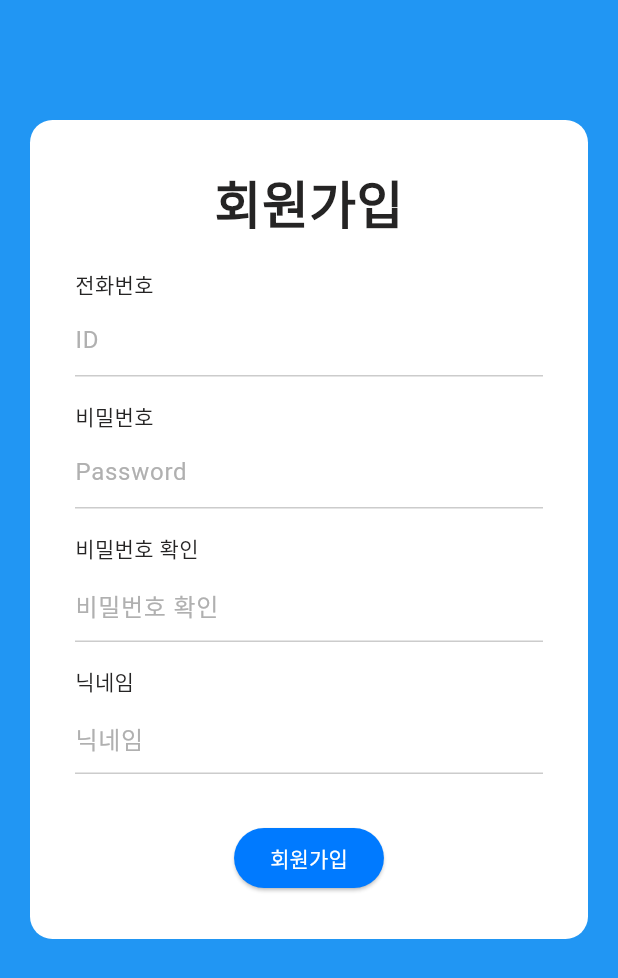
After one commit to footgrammer/wanna_exercise_app, a Flutter app: the screen it shows after launch, after a tap on "Sign Up", on a phone screen of 412 x 824 dp. The commit adds this screen. Shown: the top 978 px of the screen. Run offline on Flutter 3.47's test engine with Material 3 defaults, Android fonts, the phone set to English and light mode, and no system bars; our stand-ins replace cloud_firestore, firebase_auth, firebase_core, flutter_riverpod; missing offline and left inert: flutter_naver_map; accounts and stored records are empty.

Commit message:
feat: 회원가입 페이지 레이아웃 구현

```diff
--- /dev/null
+++ b/lib/core/on_submitted_func.dart
@@ -0,0 +1,7 @@
+import 'package:flutter/material.dart';
+
+class onSubmittedFunc {
+  static void moveFocusToNext(BuildContext context, FocusNode nextFocus) {
+    FocusScope.of(context).requestFocus(nextFocus);
+  }
+}
--- a/lib/main.dart
+++ b/lib/main.dart
@@ -3,6 +3,7 @@ import 'package:flutter/material.dart';
 import 'package:flutter_naver_map/flutter_naver_map.dart';
 import 'package:flutter_riverpod/flutter_riverpod.dart';
 import 'package:wanna_exercise_app/firebase_options.dart';
+import 'package:wanna_exercise_app/pages/login/login_page.dart';
 import 'package:wanna_exercise_app/themes/light_theme.dart';
 import 'package:wanna_exercise_app/pages/home/home_page.dart';
 
@@ -26,7 +27,8 @@ class MyApp extends StatelessWidget {
     return MaterialApp(
       title: 'Wanna Exercise App',
       theme: appTheme,
-      home: HomePage(),
+      // home: HomePage(),
+      home: LoginPage(),
     );
   }
 }
--- a/lib/pages/login/login_page.dart
+++ b/lib/pages/login/login_page.dart
@@ -1,16 +1,18 @@
 import 'package:flutter/material.dart';
 import 'package:flutter_riverpod/flutter_riverpod.dart';
+import 'package:wanna_exercise_app/core/on_submitted_func.dart';
 import 'package:wanna_exercise_app/pages/login/login_view_model.dart';
-import 'package:wanna_exercise_app/pages/login/widgets/id_text_form_field.dart';
-import 'package:wanna_exercise_app/pages/login/widgets/pw_text_form_field.dart';
+import 'package:wanna_exercise_app/pages/register/register_page.dart';
+import 'package:wanna_exercise_app/pages/widgets/id_text_form_field.dart';
+import 'package:wanna_exercise_app/pages/widgets/pw_text_form_field.dart';
 import 'package:wanna_exercise_app/core/validator_login.dart';
 
-class LoginPage extends StatefulWidget {
+class LoginPage extends ConsumerStatefulWidget {
   @override
-  State<LoginPage> createState() => _LoginPageState();
+  ConsumerState<LoginPage> createState() => _LoginPageState();
 }
 
-class _LoginPageState extends State<LoginPage> {
+class _LoginPageState extends ConsumerState<LoginPage> {
   final phoneController = TextEditingController();
   final pwController = TextEditingController();
 
@@ -60,8 +62,9 @@ class _LoginPageState extends State<LoginPage> {
                               fontWeight: FontWeight.bold,
                             ),
                           ),
-                          SizedBox(height: 10),
-                          Row(
+                          SizedBox(
+                            height: 50,
+                            child: Row(
                               mainAxisAlignment: MainAxisAlignment.center,
                               children: [
                                 Text(
@@ -72,7 +75,22 @@ class _LoginPageState extends State<LoginPage> {
                                   ),
                                 ),
                                 SizedBox(width: 8),
-                              Text(
+                                GestureDetector(
+                                  onTap: () {
+                                    Navigator.push(
+                                      context,
+                                      MaterialPageRoute(
+                                        builder: (context) {
+                                          return RegisterPage();
+                                        },
+                                      ),
+                                    );
+                                  },
+                                  child: Container(
+                                    alignment: Alignment.center,
+                                    height: 50,
+                                    color: Colors.transparent,
+                                    child: Text(
                                       "Sign Up",
                                       style: TextStyle(
                                         fontSize: 13,
@@ -80,15 +98,22 @@ class _LoginPageState extends State<LoginPage> {
                                         fontWeight: FontWeight.bold,
                                       ),
                                     ),
+                                  ),
+                                ),
                               ],
                             ),
-                          SizedBox(height: 20),
+                          ),
                           Row(children: [Text('ID'), Spacer()]),
                           SizedBox(height: 4),
                           PhoneTextFormField(
                             phoneController: phoneController,
                             nextFocus: pwFocusNode,
                             validator: validatorLogin,
+                            onSubmittedFunction:
+                                () => onSubmittedFunc.moveFocusToNext(
+                                  context,
+                                  pwFocusNode,
+                                ),
                           ),
                           SizedBox(height: 16),
                           Row(children: [Text('Password'), Spacer()]),
@@ -96,38 +121,14 @@ class _LoginPageState extends State<LoginPage> {
                           PwTextFormField(
                             pwController: pwController,
                             focus: pwFocusNode,
+                            nextFocus: null,
                             validator: validatorLogin,
+                            onSubmittedFunction: handleLogin,
                           ),
                           SizedBox(height: 32),
-                          Consumer(
-                            builder: (
-                              BuildContext context,
-                              WidgetRef ref,
-                              Widget? child,
-                            ) {
-                              return ElevatedButton(
-                                onPressed: () async {
-                                  final credential = await ref
-                                      .read(loginViewModelProvider)
-                                      .login(
-                                        phone: phoneController.text,
-                                        password: pwController.text,
-                                      );
-
-                                  if (credential != null &&
-                                      credential.user != null) {
-                                    // TODO: 페이지 이동
-                                    print(
-                                      "로그인 성공! 유저 UID: ${credential.user!.uid}",
-                                    );
-                                  } else {
-                                    // TODO: 스낵바 출력
-                                    print("로그인 실패");
-                                  }
-                                },
+                          ElevatedButton(
+                            onPressed: handleLogin,
                             child: Text('Log in'),
-                              );
-                            },
                           ),
                         ],
                       ),
@@ -141,4 +142,21 @@ class _LoginPageState extends State<LoginPage> {
       ),
     );
   }
+
+  Future<void> handleLogin() async {
+    if (!formKey.currentState!.validate()) {
+      return;
     }
+    final credential = await ref
+        .read(loginViewModelProvider)
+        .login(phone: phoneController.text, password: pwController.text);
+
+    if (credential != null && credential.user != null) {
+      // TODO: 페이지 이동
+      print("로그인 성공! 유저 UID: ${credential.user!.uid}");
+    } else {
+      // TODO: 스낵바 출력
+      print("로그인 실패");
+    }
+  }
+}
--- a/lib/pages/login/login_view_model.dart
+++ b/lib/pages/login/login_view_model.dart
@@ -3,6 +3,9 @@ import 'package:firebase_auth/firebase_auth.dart' as fb_auth;
 import 'package:flutter_riverpod/flutter_riverpod.dart';
 import 'package:wanna_exercise_app/data/models/user.dart';
 import 'package:wanna_exercise_app/data/repositories/auth_repository.dart';
+
+// TODO: login_view_model 대신 auth_view_model 사용
+// 본 파일 내용 모두 옮기기, 파일 삭제
 
 class LoginViewModel {
   final AuthRepository authRepo;
@@ -14,7 +17,6 @@ class LoginViewModel {
     required String password,
   }) async {
     final user = User(phone: phone, password: password);
-
     try {
       return await authRepo.login(user);
     } catch (e) {
--- /dev/null
+++ b/lib/pages/register/register_page.dart
@@ -0,0 +1,141 @@
+import 'package:flutter/material.dart';
+import 'package:wanna_exercise_app/core/on_submitted_func.dart';
+import 'package:wanna_exercise_app/core/validator_login.dart';
+import 'package:wanna_exercise_app/pages/widgets/id_text_form_field.dart';
+import 'package:wanna_exercise_app/pages/widgets/nickname_text_form_field.dart';
+import 'package:wanna_exercise_app/pages/widgets/pw_check_text_form_field.dart';
+import 'package:wanna_exercise_app/pages/widgets/pw_text_form_field.dart';
+
+class RegisterPage extends StatefulWidget {
+  @override
+  State<RegisterPage> createState() => _RegisterPageState();
+}
+
+class _RegisterPageState extends State<RegisterPage> {
+  final phoneController = TextEditingController();
+  final pwController = TextEditingController();
+  final pwCkController = TextEditingController();
+  final nicknameController = TextEditingController();
+  final formKey = GlobalKey<FormState>();
+
+  final pwFocusNode = FocusNode(); // pw로 포커스 옮겨줄 때
+  final pwCkFocusNode = FocusNode(); // pw check로 포커스 옮겨줄 때
+  final nicknameFocusNode = FocusNode(); // nickname으로 포커스 옮겨줄 때
+
+  @override
+  void dispose() {
+    pwFocusNode.dispose();
+    pwCkFocusNode.dispose();
+    nicknameFocusNode.dispose();
+
+    phoneController.dispose();
+    pwController.dispose();
+    pwCkController.dispose();
+    nicknameController.dispose();
+    super.dispose();
+  }
+
+  @override
+  Widget build(BuildContext context) {
+    return GestureDetector(
+      onTap: () {
+        FocusScope.of(context).unfocus();
+      },
+      child: Scaffold(
+        backgroundColor: Colors.blue,
+        body: Form(
+          key: formKey,
+          child: Padding(
+            padding: const EdgeInsets.symmetric(horizontal: 20),
+            child: ListView(
+              children: [
+                SizedBox(height: 80),
+                Container(
+                  padding: EdgeInsets.all(30),
+                  decoration: BoxDecoration(
+                    borderRadius: BorderRadius.circular(15),
+                    color: Colors.white,
+                  ),
+                  width: double.infinity,
+                  child: Column(
+                    mainAxisSize: MainAxisSize.min,
+                    children: [
+                      Column(
+                        children: [
+                          Text(
+                            '회원가입',
+                            style: TextStyle(
+                              fontSize: 34,
+                              fontWeight: FontWeight.bold,
+                            ),
+                          ),
+
+                          SizedBox(height: 20),
+                          Row(children: [Text('전화번호'), Spacer()]),
+                          SizedBox(height: 4),
+                          PhoneTextFormField(
+                            phoneController: phoneController,
+                            nextFocus: pwFocusNode,
+                            validator: ValidatorLogin(),
+                            onSubmittedFunction:
+                                () => onSubmittedFunc.moveFocusToNext(
+                                  context,
+                                  pwFocusNode,
+                                ),
+                          ),
+                          SizedBox(height: 16),
+                          Row(children: [Text('비밀번호'), Spacer()]),
+                          SizedBox(height: 4),
+                          PwTextFormField(
+                            pwController: pwController,
+                            focus: pwFocusNode,
+                            nextFocus: pwCkFocusNode,
+                            validator: ValidatorLogin(),
+                            onSubmittedFunction:
+                                () => onSubmittedFunc.moveFocusToNext(
+                                  context,
+                                  pwCkFocusNode,
+                                ),
+                          ),
+                          SizedBox(height: 16),
+                          Row(children: [Text('비밀번호 확인'), Spacer()]),
+                          SizedBox(height: 4),
+                          PwCheckTextFormField(
+                            pwCkController: pwCkController,
+                            focus: pwCkFocusNode,
+                            nextFocus: nicknameFocusNode,
+                            validator: ValidatorLogin(),
+                            onSubmittedFunction:
+                                () => onSubmittedFunc.moveFocusToNext(
+                                  context,
+                                  nicknameFocusNode,
+                                ),
+                          ),
+                          SizedBox(height: 16),
+                          Row(children: [Text('닉네임'), Spacer()]),
+                          SizedBox(height: 4),
+                          NicknameTextFormField(
+                            nicknameController: nicknameController,
+                            focus: nicknameFocusNode,
+                            validator: ValidatorLogin(),
+                            onSubmittedFunction: () {}, // TODO: register 연결
+                          ),
+                          SizedBox(height: 32),
+                          ElevatedButton(
+                            onPressed: () {},
+                            // TODO: register 연결
+                            child: Text('회원가입'),
+                          ),
+                        ],
+                      ),
+                    ],
+                  ),
+                ),
+              ],
+            ),
+          ),
+        ),
+      ),
+    );
+  }
+}
--- a/lib/pages/login/widgets/id_text_form_field.dart
+++ b/lib/pages/widgets/id_text_form_field.dart
@@ -1,3 +1,5 @@
+import 'dart:async';
+
 import 'package:flutter/material.dart';
 import 'package:wanna_exercise_app/core/validator_login.dart';
 
@@ -7,11 +9,14 @@ class PhoneTextFormField extends StatelessWidget {
     required this.phoneController,
     required this.nextFocus,
     required this.validator,
+    required this.onSubmittedFunction,
   });
 
   final TextEditingController phoneController;
   final FocusNode nextFocus;
   final ValidatorLogin validator;
+  final FutureOr<void> Function()
+  onSubmittedFunction; // Future<void>, void 함수 사용 가능
 
   @override
   Widget build(BuildContext context) {
@@ -20,7 +25,7 @@ class PhoneTextFormField extends StatelessWidget {
       textInputAction: TextInputAction.done,
       validator: validator.validatorId,
       onFieldSubmitted: (value) {
-        FocusScope.of(context).requestFocus(nextFocus);
+        onSubmittedFunction();
       },
       decoration: InputDecoration(hintText: 'ID'),
     );
--- /dev/null
+++ b/lib/pages/widgets/nickname_text_form_field.dart
@@ -0,0 +1,34 @@
+import 'dart:async';
+
+import 'package:flutter/material.dart';
+import 'package:wanna_exercise_app/core/validator_login.dart';
+
+class NicknameTextFormField extends StatelessWidget {
+  const NicknameTextFormField({
+    super.key,
+    required this.nicknameController,
+    required this.focus,
+    required this.validator,
+    required this.onSubmittedFunction,
+  });
+
+  final TextEditingController nicknameController;
+  final FocusNode focus;
+  final ValidatorLogin validator;
+  final FutureOr<void> Function()
+  onSubmittedFunction; // Future<void>, void 함수 사용 가능
+
+  @override
+  Widget build(BuildContext context) {
+    return TextFormField(
+      controller: nicknameController,
+      focusNode: focus,
+      textInputAction: TextInputAction.done,
+      validator: validator.validatorPw,
+      onFieldSubmitted: (value) {
+        onSubmittedFunction();
+      },
+      decoration: InputDecoration(hintText: '닉네임'),
+    );
+  }
+}
--- /dev/null
+++ b/lib/pages/widgets/pw_check_text_form_field.dart
@@ -0,0 +1,36 @@
+import 'dart:async';
+
+import 'package:flutter/material.dart';
+import 'package:wanna_exercise_app/core/validator_login.dart';
+
+class PwCheckTextFormField extends StatelessWidget {
+  const PwCheckTextFormField({
+    super.key,
+    required this.pwCkController,
+    required this.focus,
+    required this.nextFocus,
+    required this.validator,
+    required this.onSubmittedFunction,
+  });
+
+  final TextEditingController pwCkController;
+  final FocusNode focus;
+  final FocusNode nextFocus;
+  final ValidatorLogin validator;
+  final FutureOr<void> Function()
+  onSubmittedFunction; // Future<void>, void 함수 사용 가능
+
+  @override
+  Widget build(BuildContext context) {
+    return TextFormField(
+      controller: pwCkController,
+      focusNode: focus,
+      textInputAction: TextInputAction.done,
+      validator: validator.validatorPw,
+      onFieldSubmitted: (value) {
+        onSubmittedFunction();
+      },
+      decoration: InputDecoration(hintText: '비밀번호 확인'),
+    );
+  }
+}
--- a/lib/pages/login/widgets/pw_text_form_field.dart
+++ b/lib/pages/widgets/pw_text_form_field.dart
@@ -1,3 +1,5 @@
+import 'dart:async';
+
 import 'package:flutter/material.dart';
 import 'package:wanna_exercise_app/core/validator_login.dart';
 
@@ -6,12 +8,18 @@ class PwTextFormField extends StatelessWidget {
     super.key,
     required this.pwController,
     required this.focus,
+    required this.nextFocus,
     required this.validator,
+    required this.onSubmittedFunction,
   });
 
   final TextEditingController pwController;
   final FocusNode focus;
+  final FocusNode? nextFocus;
   final ValidatorLogin validator;
+  final FutureOr<void> Function()
+  onSubmittedFunction; // Future<void>, void 함수 사용 가능
+
   @override
   Widget build(BuildContext context) {
     return TextFormField(
@@ -20,8 +28,7 @@ class PwTextFormField extends StatelessWidget {
       textInputAction: TextInputAction.done,
       validator: validator.validatorPw,
       onFieldSubmitted: (value) {
-        // TODO: login 연결
-        print('로그인 시도');
+        onSubmittedFunction();
       },
       decoration: InputDecoration(hintText: 'Password'),
     );
```
Lines whose indentation alone changed are shown as unchanged.
